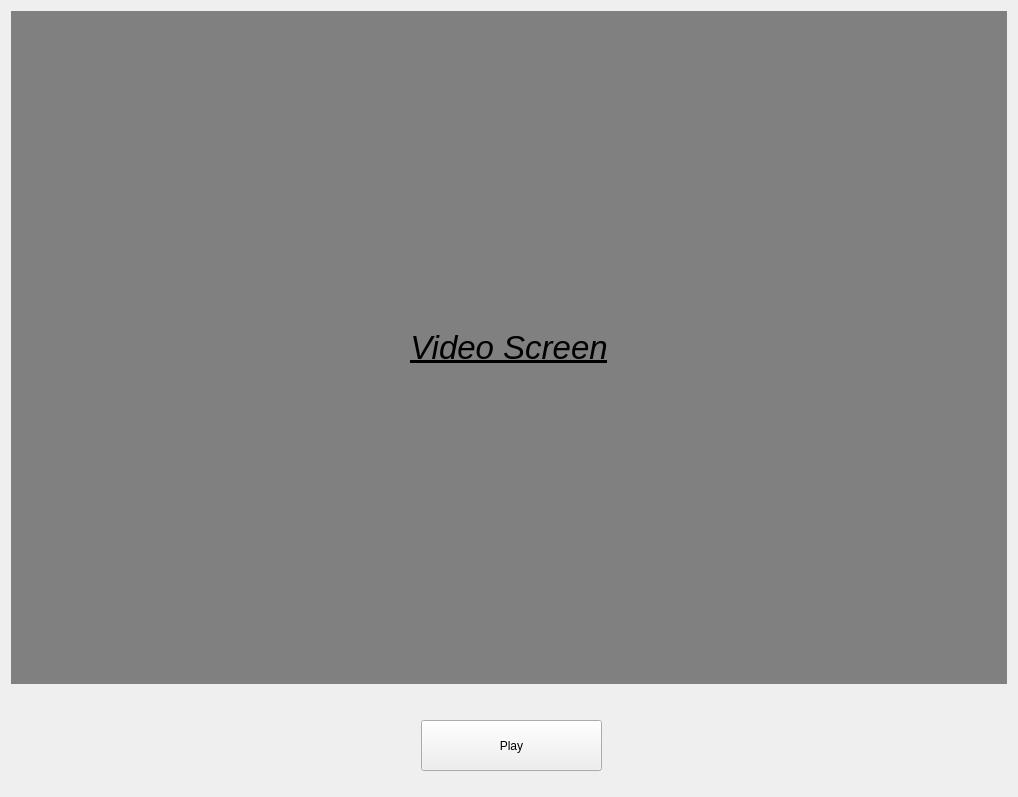
Qt form graphic/video_widget.ui (At-Leisure/Sorter) before a commit.
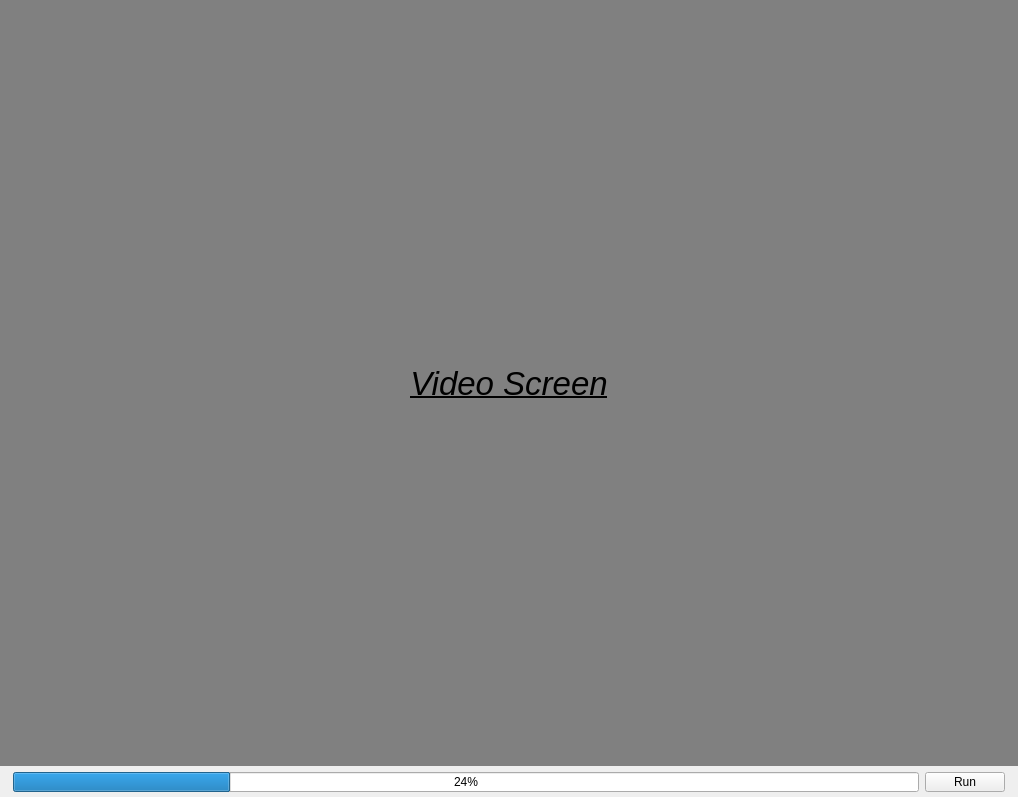
The same form after that commit.

Commit message: 给视频播放添加进度条

```diff
--- a/graphic/video_widget.ui
+++ b/graphic/video_widget.ui
@@ -19,7 +19,19 @@
 	background-color:gray;
 }</string>
   </property>
-  <layout class="QVBoxLayout" name="verticalLayout" stretch="7,1">
+  <layout class="QVBoxLayout" name="verticalLayout" stretch="20,1">
+   <property name="leftMargin">
+    <number>0</number>
+   </property>
+   <property name="topMargin">
+    <number>0</number>
+   </property>
+   <property name="rightMargin">
+    <number>0</number>
+   </property>
+   <property name="bottomMargin">
+    <number>0</number>
+   </property>
    <item>
     <widget class="QWidget" name="video_container" native="true">
      <layout class="QVBoxLayout" name="verticalLayout_2">
@@ -57,19 +69,40 @@
    </item>
    <item>
     <widget class="QWidget" name="widget" native="true">
-     <widget class="QPushButton" name="video_button">
-      <property name="geometry">
-       <rect>
-        <x>410</x>
-        <y>30</y>
-        <width>181</width>
-        <height>51</height>
-       </rect>
+     <property name="maximumSize">
+      <size>
+       <width>16777215</width>
+       <height>25</height>
+      </size>
+     </property>
+     <layout class="QHBoxLayout" name="horizontalLayout">
+      <property name="leftMargin">
+       <number>13</number>
       </property>
-      <property name="text">
-       <string>Play</string>
+      <property name="topMargin">
+       <number>0</number>
       </property>
-     </widget>
+      <property name="rightMargin">
+       <number>13</number>
+      </property>
+      <property name="bottomMargin">
+       <number>5</number>
+      </property>
+      <item>
+       <widget class="QProgressBar" name="progressBar">
+        <property name="value">
+         <number>24</number>
+        </property>
+       </widget>
+      </item>
+      <item>
+       <widget class="QPushButton" name="video_button">
+        <property name="text">
+         <string>Run</string>
+        </property>
+       </widget>
+      </item>
+     </layout>
     </widget>
    </item>
   </layout>
```
The commit also changes 1 other file.
